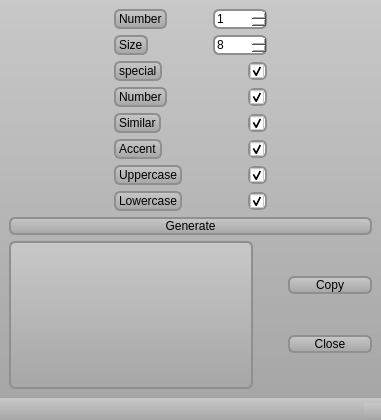
Before: the Qt Designer form src/gui/passeratorgui.ui in floballand/py_password, drawn with Qt 5.
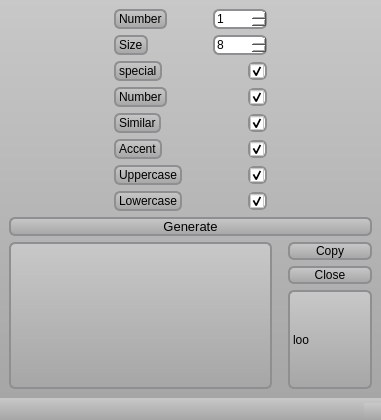
After: the same form once the commit is applied.

Commit message: add a widget label to the logo+ change style

What changed in the file:
```diff
--- a/src/gui/passeratorgui.ui
+++ b/src/gui/passeratorgui.ui
@@ -377,6 +377,15 @@
       </item>
       <item>
        <widget class="QPushButton" name="btGenerate">
+        <property name="font">
+         <font>
+          <family>Arial</family>
+          <pointsize>10</pointsize>
+          <weight>50</weight>
+          <italic>false</italic>
+          <bold>false</bold>
+         </font>
+        </property>
         <property name="text">
          <string>Generate</string>
         </property>
@@ -399,9 +408,12 @@
           <property name="orientation">
            <enum>Qt::Horizontal</enum>
           </property>
+          <property name="sizeType">
+           <enum>QSizePolicy::Minimum</enum>
+          </property>
           <property name="sizeHint" stdset="0">
            <size>
-            <width>40</width>
+            <width>10</width>
             <height>20</height>
            </size>
           </property>
@@ -423,6 +435,19 @@
             </property>
            </widget>
           </item>
+          <item>
+           <widget class="QLabel" name="lbLogo">
+            <property name="maximumSize">
+             <size>
+              <width>500</width>
+              <height>500</height>
+             </size>
+            </property>
+            <property name="text">
+             <string>loo</string>
+            </property>
+           </widget>
+          </item>
          </layout>
         </item>
        </layout>
```
Left out of the diff: 1 changed line with no effect on the pictures.
